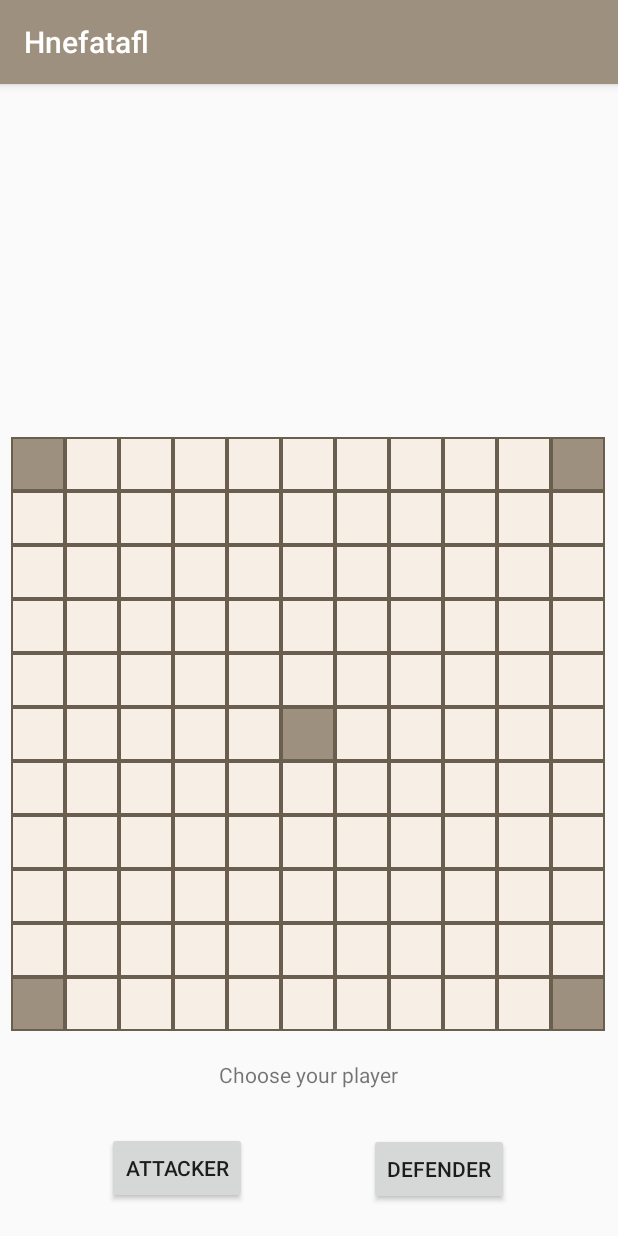
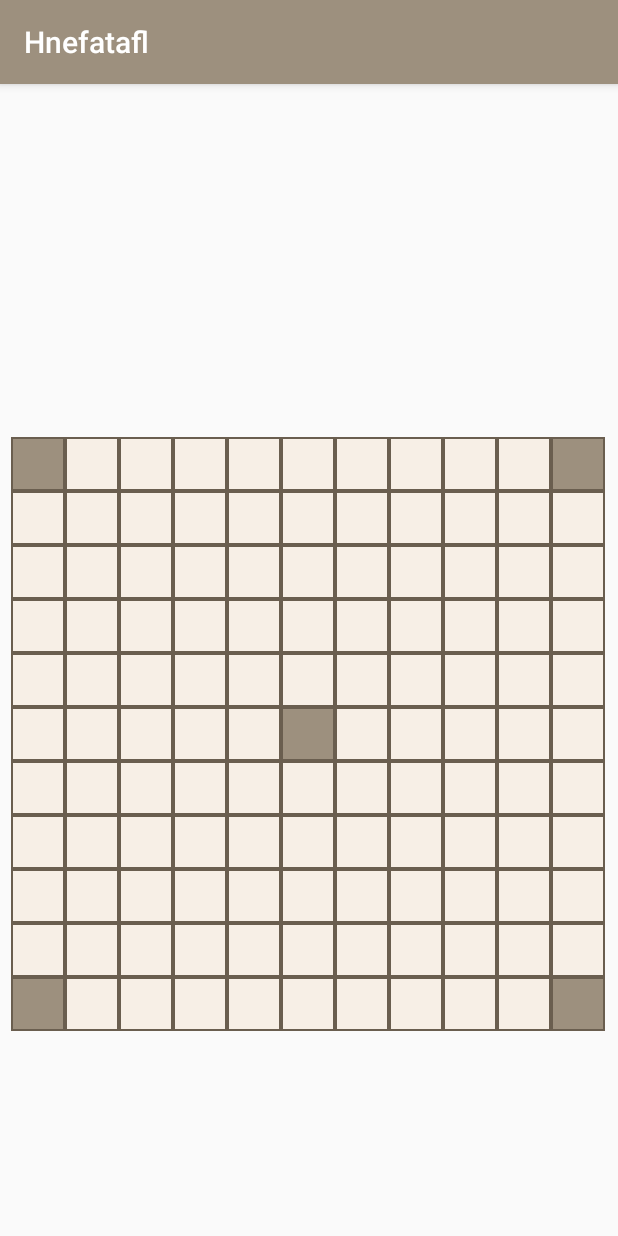
Before and after one commit to shirleywbi/Hnefatafl, an Android app: the screen it shows after launch (MainActivity), after a tap on "ATTACKER", on a phone screen of 412 x 824 dp. Run offline under Robolectric (Android 15) with nearby library versions, the phone set to English and light mode, and no system bars.

Commit message:
hide buttons when player selected

```diff
--- a/app/src/main/java/com/shirleywbi/hnefatafl/MainActivity.kt
+++ b/app/src/main/java/com/shirleywbi/hnefatafl/MainActivity.kt
@@ -2,6 +2,7 @@ package com.shirleywbi.hnefatafl
 
 import androidx.appcompat.app.AppCompatActivity
 import android.os.Bundle
+import android.view.View
 import com.shirleywbi.hnefatafl.service.Game
 import com.shirleywbi.hnefatafl.service.pieces.PlayerType
 import kotlinx.android.synthetic.main.activity_main.*
@@ -20,10 +21,18 @@ class MainActivity : AppCompatActivity() {
     fun setPlayerSelectListeners() {
         attacker_btn.setOnClickListener {
             game.selectPlayer(PlayerType.ATTACKER)
+            hidePlayerSelectButtons()
         }
         defender_btn.setOnClickListener {
             game.selectPlayer(PlayerType.DEFENDER)
+            hidePlayerSelectButtons()
         }
     }
 
+    fun hidePlayerSelectButtons() {
+        choose_player_text.visibility = View.GONE
+        attacker_btn.visibility = View.GONE
+        defender_btn.visibility = View.GONE
+    }
+
 }
```
